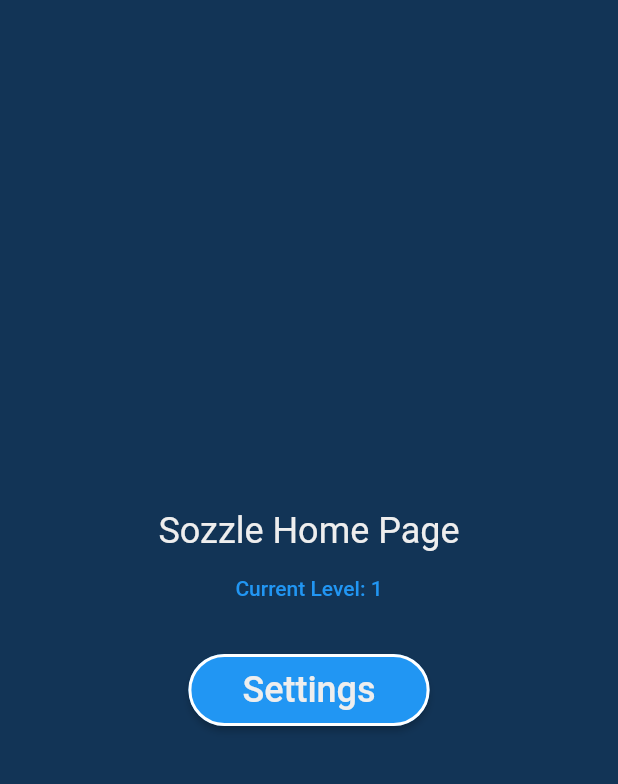
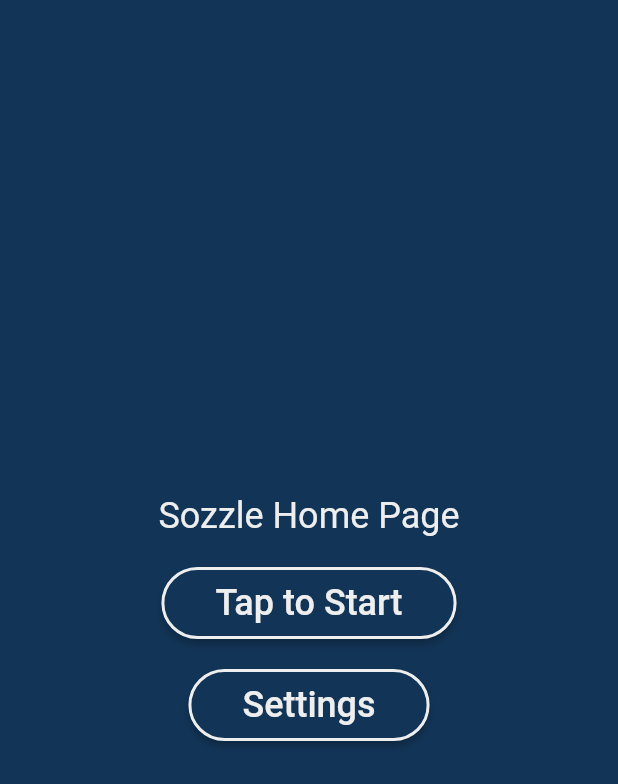
Before and after one commit to agtrlabs/sozzle, a Flutter app: the HomePage screen opened by its route, on a phone screen of 412 x 824 dp. Shown: the top 784 px of the screen. Run offline on Flutter 3.47's test engine with Material 2 defaults, Android fonts, the phone set to English and light mode, and no system bars; our stand-ins replace bloc, equatable, flutter_bloc, go_router; missing offline and left inert: localstore; generated files the repository leaves out were written again.

Commit message:
fix routing

```diff
--- a/lib/core/routes/routes.dart
+++ b/lib/core/routes/routes.dart
@@ -13,12 +13,11 @@ final GoRouter router = GoRouter(
         GoRoute(
           path: HomePage.path,
           builder: (context, GoRouterState state) => const HomePage(),
-          routes: <GoRoute>[
-            GoRoute(
-              path: SettingsPage.path,
-              builder: (context, GoRouterState state) => const SettingsPage(),
-            ),
-          ],
+
+        ),
+        GoRoute(
+          path: SettingsPage.path,
+          builder: (context, GoRouterState state) => const SettingsPage(),
         ),
         GoRoute(
           path: '${GamePlayPage.path}/:levelId',
--- a/lib/src/home/view/home_page.dart
+++ b/lib/src/home/view/home_page.dart
@@ -2,6 +2,7 @@ import 'package:flutter/material.dart';
 import 'package:flutter_bloc/flutter_bloc.dart';
 import 'package:go_router/go_router.dart';
 import 'package:sozzle/src/common/border_elevated_button.dart';
+import 'package:sozzle/src/home/view/play_button.dart';
 import 'package:sozzle/src/theme/theme.dart';
 import 'package:sozzle/src/user_stats/user_stats.dart';
 
@@ -12,8 +13,8 @@ class HomePage extends StatelessWidget {
   @override
   Widget build(BuildContext context) {
     return BlocBuilder<ThemeCubit, ThemeState>(
-      builder: (context, state) => Scaffold(
-        backgroundColor: state.backgroundColor,
+      builder: (context, theme) => Scaffold(
+        backgroundColor: theme.backgroundColor,
         body: Column(
           mainAxisAlignment: MainAxisAlignment.center,
           children: [
@@ -21,31 +22,28 @@ class HomePage extends StatelessWidget {
               child: Text(
                 'Sozzle Home Page',
                 style: TextStyle(
-                  color: state.primaryTextColor,
+                  color: theme.primaryTextColor,
                   fontSize: 24,
                 ),
               ),
             ),
+            const SizedBox(
+              height: 20,
+            ),
             BlocBuilder<UserStatsCubit, UserStatsState>(
               builder: (context, state) {
-                return TextButton(
-                  onPressed: () {
-                    // TODO(any): route to game play
-                    context.read<UserStatsCubit>().advanceLevelUp();
-                  },
-                  child: Text('Current Level: ${state.progress.currentLevel}'),
-                );
+                return PlayButton(state.progress.currentLevel.toString());
               },
             ),
             const SizedBox(
               height: 20,
             ),
             BorderElevatedButton(
-              route: '/home/settings',
+              route: '/settings',
               text: 'Settings',
-              backgroundColor: Colors.blue,
-              borderColor: Colors.white,
-              textColor: state.primaryTextColor,
+              backgroundColor: theme.backgroundColor,
+              borderColor: theme.primaryTextColor,
+              textColor: theme.primaryTextColor,
             ),
           ],
         ),
@@ -53,18 +51,3 @@ class HomePage extends StatelessWidget {
     );
   }
 }
-
-class PlayButton extends StatelessWidget {
-  const PlayButton(this.levelId, {super.key});
-  final String levelId;
-
-  @override
-  Widget build(BuildContext context) {
-    return ElevatedButton(
-      onPressed: () {
-        GoRouter.of(context).replace('/play/$levelId');
-      },
-      child: Text('PLAY Level: $levelId'),
-    );
-  }
-}
--- /dev/null
+++ b/lib/src/home/view/play_button.dart
@@ -0,0 +1,36 @@
+import 'package:flutter/material.dart';
+import 'package:flutter_bloc/flutter_bloc.dart';
+import 'package:sozzle/l10n/l10n.dart';
+import 'package:sozzle/src/common/border_elevated_button.dart';
+import 'package:sozzle/src/theme/cubit/theme_cubit.dart';
+
+class PlayButton extends StatelessWidget {
+  const PlayButton(this.levelId, {super.key});
+  final String levelId;
+
+  @override
+  Widget build(BuildContext context) => BlocBuilder<ThemeCubit, ThemeState>(
+        builder: (context, state) {
+          final l10n = context.l10n;
+          return BorderElevatedButton(
+            route: '/play/$levelId',
+            text: l10n.startButton,
+            backgroundColor: state.backgroundColor,
+            borderColor: state.primaryTextColor,
+            textColor: state.primaryTextColor,
+          );
+        },
+      );
+
+  /*
+  {
+
+
+    return ElevatedButton(
+      onPressed: () {
+        GoRouter.of(context).replace('/play/$levelId');
+      },
+      child: Text('PLAY Level: $levelId'),
+    );
+  }*/
+}
```
